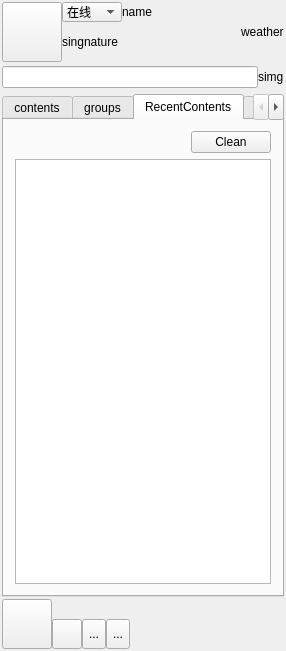
This is MainWindow.ui in vell001/VFeiQ as Qt 5 draws it before an edit. The edited form follows.
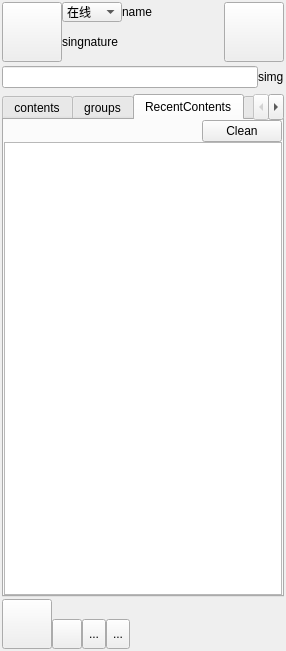
This is the edited form. The open tabs and pages were chosen to show the change. Icons and pictures are not drawn.

The edit to the form file:
```diff
--- a/MainWindow.ui
+++ b/MainWindow.ui
@@ -218,9 +218,31 @@
             </spacer>
            </item>
            <item>
-            <widget class="QLabel" name="weatherLabel">
+            <widget class="QToolButton" name="weatherButton">
+             <property name="minimumSize">
+              <size>
+               <width>60</width>
+               <height>60</height>
+              </size>
+             </property>
+             <property name="maximumSize">
+              <size>
+               <width>60</width>
+               <height>60</height>
+              </size>
+             </property>
              <property name="text">
-              <string>weather</string>
+              <string/>
+             </property>
+             <property name="icon">
+              <iconset resource="images.qrc">
+               <normaloff>:/images/weather_1.gif</normaloff>:/images/weather_1.gif</iconset>
+             </property>
+             <property name="iconSize">
+              <size>
+               <width>60</width>
+               <height>60</height>
+              </size>
              </property>
             </widget>
            </item>
@@ -357,6 +379,21 @@
         <string>RecentContents</string>
        </attribute>
        <layout class="QVBoxLayout" name="verticalLayout_4">
+        <property name="spacing">
+         <number>0</number>
+        </property>
+        <property name="leftMargin">
+         <number>0</number>
+        </property>
+        <property name="topMargin">
+         <number>0</number>
+        </property>
+        <property name="rightMargin">
+         <number>0</number>
+        </property>
+        <property name="bottomMargin">
+         <number>0</number>
+        </property>
         <item>
          <layout class="QHBoxLayout" name="horizontalLayout_6">
           <property name="spacing">
```
